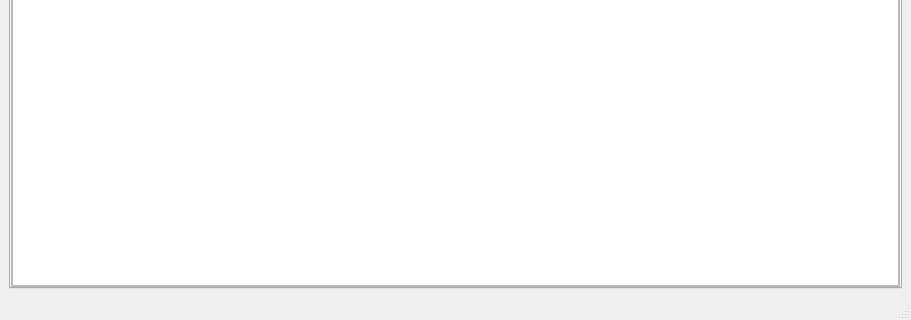
First picture: the form in scriptLattesGUI.ui, repository Leonnmarshall/scriptlattesgui, before the edit; both pictures show x 0 to 911 and y 471 to 791 of the 911 by 791 pixel window.
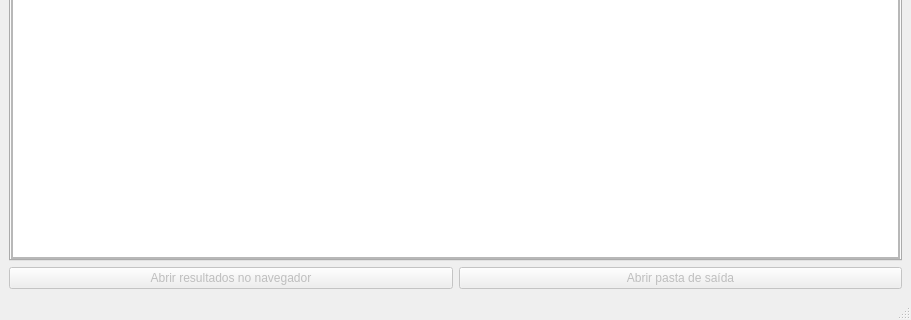
Second picture: the form after the edit.

Commit message: Fixing matplotlib warning, changing GUI to have output buttons

The edit to the form file:
```diff
--- a/scriptLattesGUI.ui
+++ b/scriptLattesGUI.ui
@@ -112,7 +112,7 @@
                 <x>0</x>
                 <y>0</y>
                 <width>887</width>
-                <height>628</height>
+                <height>595</height>
                </rect>
               </property>
               <property name="sizePolicy">
@@ -174,6 +174,32 @@
       </layout>
      </widget>
     </item>
+    <item>
+     <widget class="QWidget" name="resultsWidget" native="true">
+      <property name="enabled">
+       <bool>false</bool>
+      </property>
+      <layout class="QHBoxLayout" name="horizontalLayout_3">
+       <property name="margin">
+        <number>0</number>
+       </property>
+       <item>
+        <widget class="QPushButton" name="openLink">
+         <property name="text">
+          <string>Abrir resultados no navegador</string>
+         </property>
+        </widget>
+       </item>
+       <item>
+        <widget class="QPushButton" name="openFolder">
+         <property name="text">
+          <string>Abrir pasta de saída</string>
+         </property>
+        </widget>
+       </item>
+      </layout>
+     </widget>
+    </item>
    </layout>
   </widget>
   <widget class="QStatusBar" name="statusbar"/>
```
Left out of the diff: 2 changed lines with no effect on the pictures. The commit also changes 6 other files.
